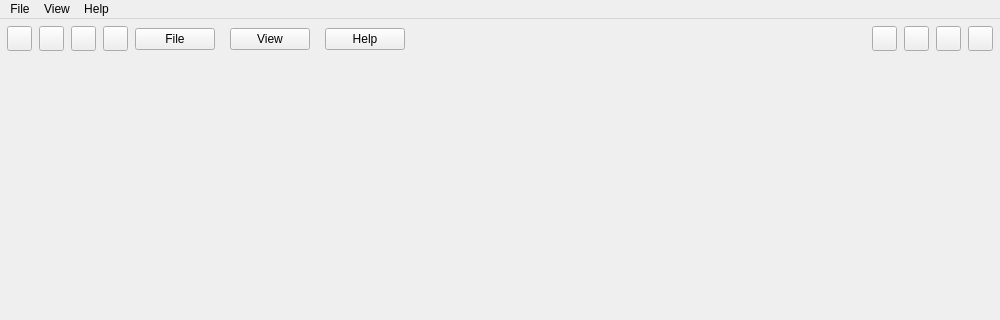
This is zapzap/view/main_window.ui in rafatosta/zapzap as Qt 5 draws it before an edit; both pictures show x 0 to 1000 and y 0 to 320 of the 1000 by 600 pixel window. The edited form follows.
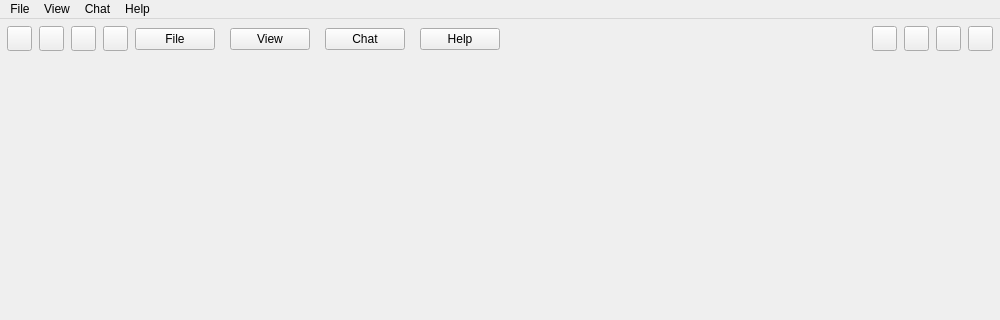
This is the edited form.

What changed in the file:
```diff
--- a/zapzap/view/main_window.ui
+++ b/zapzap/view/main_window.ui
@@ -314,6 +314,13 @@
                     </property>
                    </widget>
                   </item>
+                  <item>
+                   <widget class="QPushButton" name="zChat">
+                    <property name="text">
+                     <string>Chat</string>
+                    </property>
+                   </widget>
+                  </item>
                   <item>
                    <widget class="QPushButton" name="zHelp">
                     <property name="sizePolicy">
@@ -553,8 +560,15 @@
     <addaction name="separator"/>
     <addaction name="actionAbout_Zapzap"/>
    </widget>
+   <widget class="QMenu" name="menuChat">
+    <property name="title">
+     <string>Chat</string>
+    </property>
+    <addaction name="actionOpen_new_chat"/>
+   </widget>
    <addaction name="menuFile"/>
    <addaction name="menuView"/>
+   <addaction name="menuChat"/>
    <addaction name="menuHelp"/>
   </widget>
   <action name="actionSettings">
```
Left out of the diff: 8 changed lines with no effect on the pictures.
